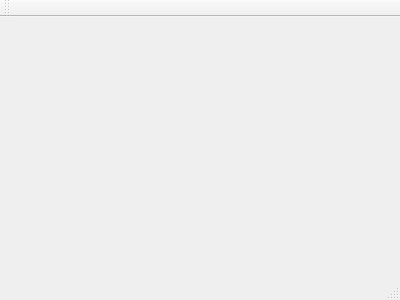
Before: the Qt Designer form mainwindow.ui in sidleciel/HelloCV, drawn with Qt 5.
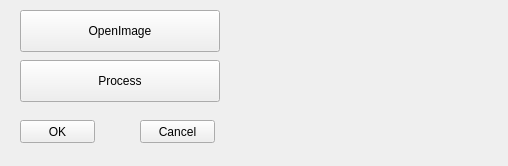
After: the same form once the commit is applied.

Patch:
```diff
--- a/mainwindow.ui
+++ b/mainwindow.ui
@@ -1,24 +1,92 @@
 <ui version="4.0">
  <class>MainWindow</class>
- <widget class="QMainWindow" name="MainWindow" >
-  <property name="geometry" >
+ <widget class="QMainWindow" name="MainWindow">
+  <property name="geometry">
    <rect>
     <x>0</x>
     <y>0</y>
-    <width>400</width>
-    <height>300</height>
+    <width>508</width>
+    <height>166</height>
    </rect>
   </property>
-  <property name="windowTitle" >
+  <property name="sizePolicy">
+   <sizepolicy hsizetype="Preferred" vsizetype="Preferred">
+    <horstretch>0</horstretch>
+    <verstretch>0</verstretch>
+   </sizepolicy>
+  </property>
+  <property name="windowTitle">
    <string>MainWindow</string>
   </property>
-  <widget class="QMenuBar" name="menuBar" />
-  <widget class="QToolBar" name="mainToolBar" />
-  <widget class="QWidget" name="centralWidget" />
-  <widget class="QStatusBar" name="statusBar" />
+  <widget class="QWidget" name="centralWidget">
+   <widget class="QPushButton" name="btnOpenImage">
+    <property name="geometry">
+     <rect>
+      <x>20</x>
+      <y>10</y>
+      <width>200</width>
+      <height>42</height>
+     </rect>
+    </property>
+    <property name="text">
+     <string>OpenImage</string>
+    </property>
+   </widget>
+   <widget class="QPushButton" name="btnProcess">
+    <property name="geometry">
+     <rect>
+      <x>20</x>
+      <y>60</y>
+      <width>200</width>
+      <height>42</height>
+     </rect>
+    </property>
+    <property name="text">
+     <string>Process</string>
+    </property>
+   </widget>
+   <widget class="QPushButton" name="btnOK">
+    <property name="geometry">
+     <rect>
+      <x>20</x>
+      <y>120</y>
+      <width>75</width>
+      <height>23</height>
+     </rect>
+    </property>
+    <property name="text">
+     <string>OK</string>
+    </property>
+   </widget>
+   <widget class="QPushButton" name="btnCancel">
+    <property name="geometry">
+     <rect>
+      <x>140</x>
+      <y>120</y>
+      <width>75</width>
+      <height>23</height>
+     </rect>
+    </property>
+    <property name="text">
+     <string>Cancel</string>
+    </property>
+   </widget>
+   <widget class="QLabel" name="labelImage">
+    <property name="geometry">
+     <rect>
+      <x>230</x>
+      <y>10</y>
+      <width>261</width>
+      <height>141</height>
+     </rect>
+    </property>
+    <property name="text">
+     <string/>
+    </property>
+   </widget>
+  </widget>
  </widget>
- <layoutDefault spacing="6" margin="11" />
- <pixmapfunction></pixmapfunction>
+ <layoutdefault spacing="6" margin="11"/>
  <resources/>
  <connections/>
 </ui>
```
Left out of the diff: 1 changed line with no effect on the pictures.
